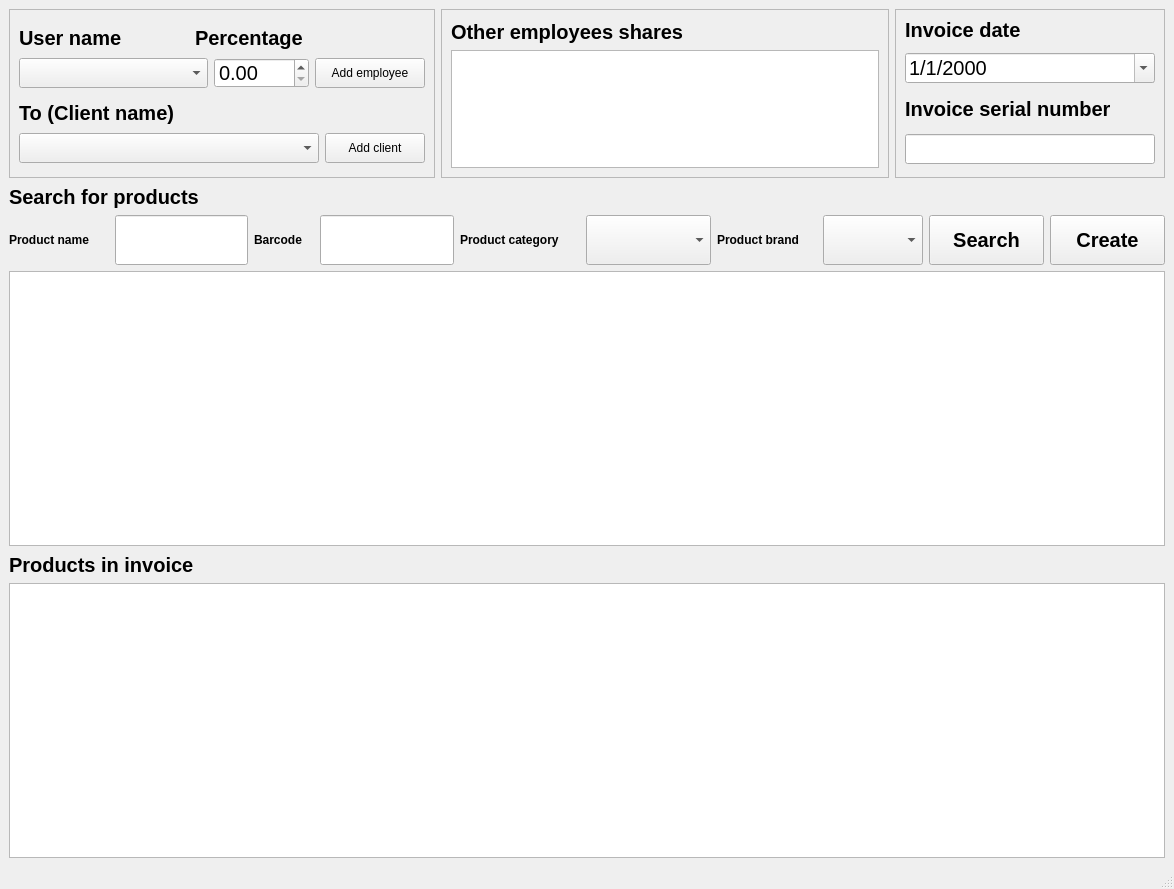
Before: the Qt Designer form forms/create_invoice_GUI.ui in nasserahmed96/invoces_manager, drawn with Qt 5.
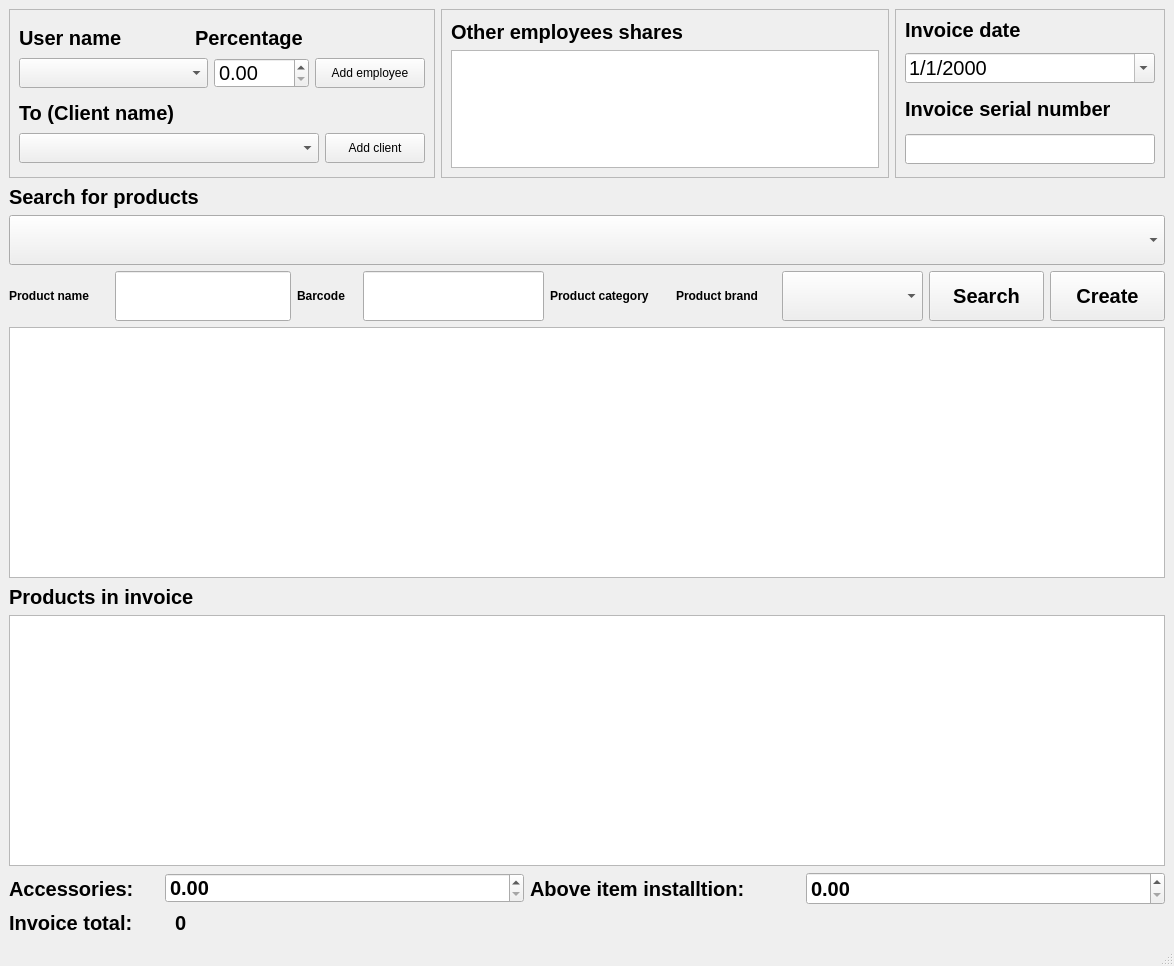
After: the same form once the commit is applied.

Commit message: Fixed floating point precision, added remove rows from invoice products

```diff
--- a/forms/create_invoice_GUI.ui
+++ b/forms/create_invoice_GUI.ui
@@ -7,7 +7,7 @@
     <x>0</x>
     <y>0</y>
     <width>1174</width>
-    <height>889</height>
+    <height>966</height>
    </rect>
   </property>
   <property name="windowTitle">
@@ -471,6 +471,29 @@
       </property>
      </widget>
     </item>
+    <item>
+     <widget class="QComboBox" name="product_category_cb">
+      <property name="sizePolicy">
+       <sizepolicy hsizetype="Preferred" vsizetype="Preferred">
+        <horstretch>0</horstretch>
+        <verstretch>0</verstretch>
+       </sizepolicy>
+      </property>
+      <property name="minimumSize">
+       <size>
+        <width>125</width>
+        <height>50</height>
+       </size>
+      </property>
+      <property name="font">
+       <font>
+        <pointsize>14</pointsize>
+        <underline>false</underline>
+        <strikeout>false</strikeout>
+       </font>
+      </property>
+     </widget>
+    </item>
     <item>
      <layout class="QHBoxLayout" name="search_products_layout">
       <property name="sizeConstraint">
@@ -600,29 +623,6 @@
           </property>
          </widget>
         </item>
-        <item>
-         <widget class="QComboBox" name="product_category_cb">
-          <property name="sizePolicy">
-           <sizepolicy hsizetype="Preferred" vsizetype="Preferred">
-            <horstretch>0</horstretch>
-            <verstretch>0</verstretch>
-           </sizepolicy>
-          </property>
-          <property name="minimumSize">
-           <size>
-            <width>125</width>
-            <height>50</height>
-           </size>
-          </property>
-          <property name="font">
-           <font>
-            <pointsize>14</pointsize>
-            <underline>false</underline>
-            <strikeout>false</strikeout>
-           </font>
-          </property>
-         </widget>
-        </item>
        </layout>
       </item>
       <item>
@@ -778,6 +778,128 @@
       </attribute>
      </widget>
     </item>
+    <item>
+     <layout class="QHBoxLayout" name="horizontalLayout_6">
+      <item>
+       <widget class="QLabel" name="accessories_label">
+        <property name="maximumSize">
+         <size>
+          <width>150</width>
+          <height>16777215</height>
+         </size>
+        </property>
+        <property name="font">
+         <font>
+          <pointsize>15</pointsize>
+          <bold>true</bold>
+         </font>
+        </property>
+        <property name="text">
+         <string>Accessories:</string>
+        </property>
+       </widget>
+      </item>
+      <item>
+       <widget class="QDoubleSpinBox" name="accessories_spin_box">
+        <property name="minimumSize">
+         <size>
+          <width>0</width>
+          <height>30</height>
+         </size>
+        </property>
+        <property name="maximumSize">
+         <size>
+          <width>16777215</width>
+          <height>30</height>
+         </size>
+        </property>
+        <property name="font">
+         <font>
+          <pointsize>15</pointsize>
+          <bold>true</bold>
+         </font>
+        </property>
+        <property name="maximum">
+         <double>99999999.000000000000000</double>
+        </property>
+       </widget>
+      </item>
+      <item>
+       <widget class="QLabel" name="above_installation_label">
+        <property name="minimumSize">
+         <size>
+          <width>150</width>
+          <height>0</height>
+         </size>
+        </property>
+        <property name="maximumSize">
+         <size>
+          <width>270</width>
+          <height>16777215</height>
+         </size>
+        </property>
+        <property name="font">
+         <font>
+          <pointsize>15</pointsize>
+          <bold>true</bold>
+         </font>
+        </property>
+        <property name="text">
+         <string>Above item installtion:</string>
+        </property>
+       </widget>
+      </item>
+      <item>
+       <widget class="QDoubleSpinBox" name="above_installation_spin_box">
+        <property name="font">
+         <font>
+          <pointsize>15</pointsize>
+          <bold>true</bold>
+         </font>
+        </property>
+        <property name="maximum">
+         <double>99999999.000000000000000</double>
+        </property>
+       </widget>
+      </item>
+     </layout>
+    </item>
+    <item>
+     <layout class="QHBoxLayout" name="total_layout">
+      <item>
+       <widget class="QLabel" name="label">
+        <property name="maximumSize">
+         <size>
+          <width>160</width>
+          <height>16777215</height>
+         </size>
+        </property>
+        <property name="font">
+         <font>
+          <pointsize>15</pointsize>
+          <bold>true</bold>
+         </font>
+        </property>
+        <property name="text">
+         <string>Invoice total: </string>
+        </property>
+       </widget>
+      </item>
+      <item>
+       <widget class="QLabel" name="invoice_total_label">
+        <property name="font">
+         <font>
+          <pointsize>15</pointsize>
+          <bold>true</bold>
+         </font>
+        </property>
+        <property name="text">
+         <string>0</string>
+        </property>
+       </widget>
+      </item>
+     </layout>
+    </item>
    </layout>
   </widget>
   <widget class="QMenuBar" name="menubar">
```
Left out of the diff: 3 changed lines with no effect on the pictures. The commit also changes 4 other files.
